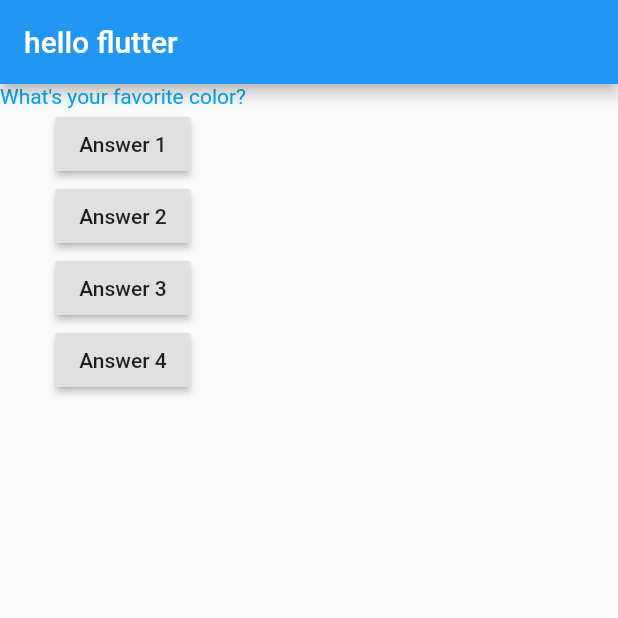
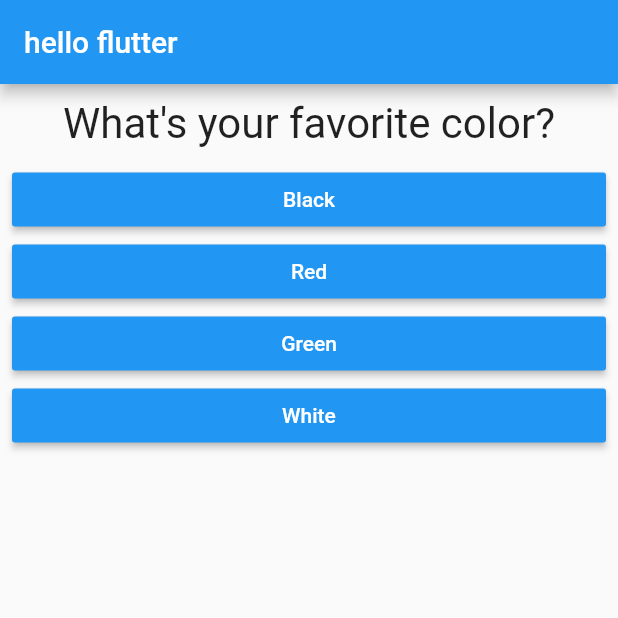
Before and after one commit to hoseinABH/flutter_first_app, a Flutter app: the screen it shows after launch, on a phone screen of 412 x 824 dp, the top half of it. Run offline on Flutter 3.47's test engine with Material 2 defaults, Android fonts, the phone set to English and light mode, and no system bars.

Commit message:
add answer widget

```diff
--- /dev/null
+++ b/lib/answer.dart
@@ -0,0 +1,23 @@
+// ignore_for_file: deprecated_member_use
+
+import 'package:flutter/material.dart';
+
+class Answer extends StatelessWidget {
+  final Function selectHandler;
+  final String answerText;
+  Answer(this.selectHandler, this.answerText);
+
+  @override
+  Widget build(BuildContext context) {
+    return Container(
+      margin: EdgeInsets.only(right: 8, left: 8),
+      width: double.infinity,
+      child: RaisedButton(
+        child: Text(answerText),
+        onPressed: () => selectHandler(1),
+        color: Colors.blue,
+        textColor: Colors.white,
+      ),
+    );
+  }
+}
--- a/lib/main.dart
+++ b/lib/main.dart
@@ -1,5 +1,6 @@
 // ignore_for_file: deprecated_member_use, prefer_const_constructors
 
+import 'package:first_app/answer.dart';
 import 'package:first_app/question.dart';
 import 'package:flutter/material.dart';
 
@@ -26,9 +27,19 @@ class _MyAppState extends State<MyApp> {
 
   @override
   Widget build(BuildContext context) {
-    var questions = [
-      'What\'s your favorite color?',
-      'What\'s your favorite animal?'
+    final questions = [
+      {
+        'questionText': 'What\'s your favorite color?',
+        'answers': ['Black', 'Red', 'Green', 'White'],
+      },
+      {
+        'questionText': 'What\'s your favorite animal?',
+        'answers': ['Rabbit', 'Snake', 'Elephant', 'Lion'],
+      },
+      {
+        'questionText': 'What\'s your favorite instructor?',
+        'answers': ['Max', 'Max', 'Max', 'Max'],
+      }
     ];
 
     return MaterialApp(
@@ -40,23 +51,11 @@ class _MyAppState extends State<MyApp> {
       ),
       body: Column(
         children: <Widget>[
-          Question(questions[_questionIndex]),
-          RaisedButton(
-            child: Text('Answer 1'),
-            onPressed: () => _answerQuestion(1),
-          ),
-          RaisedButton(
-            child: Text('Answer 2'),
-            onPressed: () => _answerQuestion(2),
-          ),
-          RaisedButton(
-            child: Text('Answer 3'),
-            onPressed: () => _answerQuestion(3),
-          ),
-          RaisedButton(
-            child: Text('Answer 4'),
-            onPressed: () => _answerQuestion(4),
-          ),
+          Question(questions[_questionIndex]['questionText'] as String),
+          ...(questions[_questionIndex]['answers'] as List<String>)
+              .map((answer) {
+            return Answer(_answerQuestion, answer);
+          }).toList(),
         ],
       ),
     ));
--- a/lib/question.dart
+++ b/lib/question.dart
@@ -1,15 +1,21 @@
 import 'package:flutter/material.dart';
 
 class Question extends StatelessWidget {
-  String questionText;
+  final String questionText;
 
   Question(this.questionText);
 
   @override
   Widget build(BuildContext context) {
-    return Text(
-      questionText,
-      style: TextStyle(color: Colors.lightBlue),
-    );
+    return Container(
+        width: double.infinity,
+        margin: EdgeInsets.all(10),
+        child: Text(
+          questionText,
+          style: TextStyle(
+            fontSize: 28,
+          ),
+          textAlign: TextAlign.center,
+        ));
   }
 }
```
